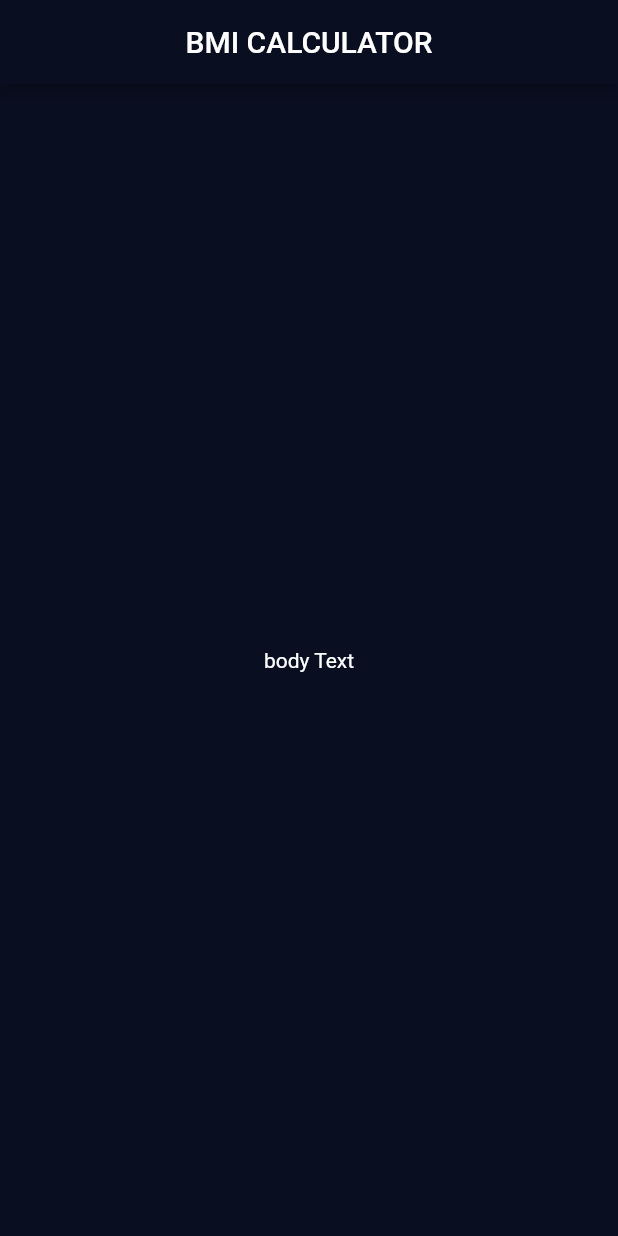
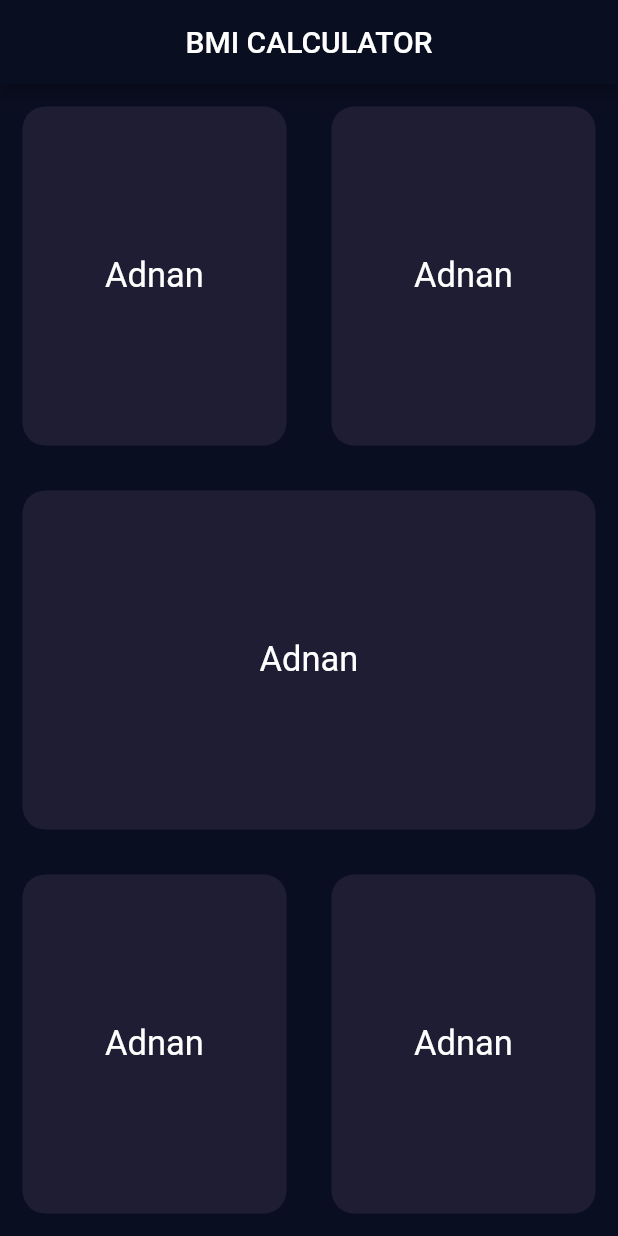
Before and after one commit to AdnanBashir87/bmi_calculator_flutter, a Flutter app: the screen it shows after launch, on a phone screen of 412 x 824 dp. Run offline on Flutter 3.47's test engine with Material 2 defaults, Android fonts, the phone set to English and light mode, and no system bars.

Commit message:
new commited

```diff
--- a/lib/constants.dart
+++ b/lib/constants.dart
@@ -2,3 +2,4 @@ import 'dart:ui';
 
 Color primaryColor = const Color(0xFF0A0E21);
 Color white = const Color(0xFFFFFFFF);
+Color cardColor = const Color(0xFF1E1D33);
--- /dev/null
+++ b/lib/models/myContainer.dart
@@ -0,0 +1,23 @@
+import 'package:flutter/material.dart';
+
+import '../constants.dart';
+
+class MyContainer extends StatelessWidget {
+  const MyContainer({super.key});
+
+  @override
+  Widget build(BuildContext context) {
+    return Container(
+      alignment: Alignment.center,
+      margin: const EdgeInsets.all(15.0),
+      decoration: BoxDecoration(
+        color: cardColor,
+        borderRadius: BorderRadius.circular(15),
+      ),
+      child: const Text(
+        'Adnan',
+        style: TextStyle(fontSize: 23),
+      ),
+    );
+  }
+}
--- a/lib/views/home_screen.dart
+++ b/lib/views/home_screen.dart
@@ -1,4 +1,5 @@
 import 'package:bmi_calculator_flutter/constants.dart';
+import 'package:bmi_calculator_flutter/models/myContainer.dart';
 import 'package:flutter/material.dart';
 
 class HomeScreen extends StatefulWidget {
@@ -17,8 +18,28 @@ class _HomeScreenState extends State<HomeScreen> {
         title: const Text('BMI CALCULATOR'),
         centerTitle: true,
       ),
-      body: const Center(
-        child: Text('body Text'),
+      body: const Column(
+        children: [
+          Expanded(
+            child: Row(
+              children: [
+                Expanded(child: MyContainer()),
+                Expanded(child: MyContainer()),
+              ],
+            ),
+          ),
+          Expanded(
+            child: MyContainer(),
+          ),
+          Expanded(
+            child: Row(
+              children: [
+                Expanded(child: MyContainer()),
+                Expanded(child: MyContainer()),
+              ],
+            ),
+          ),
+        ],
       ),
     );
   }
```
